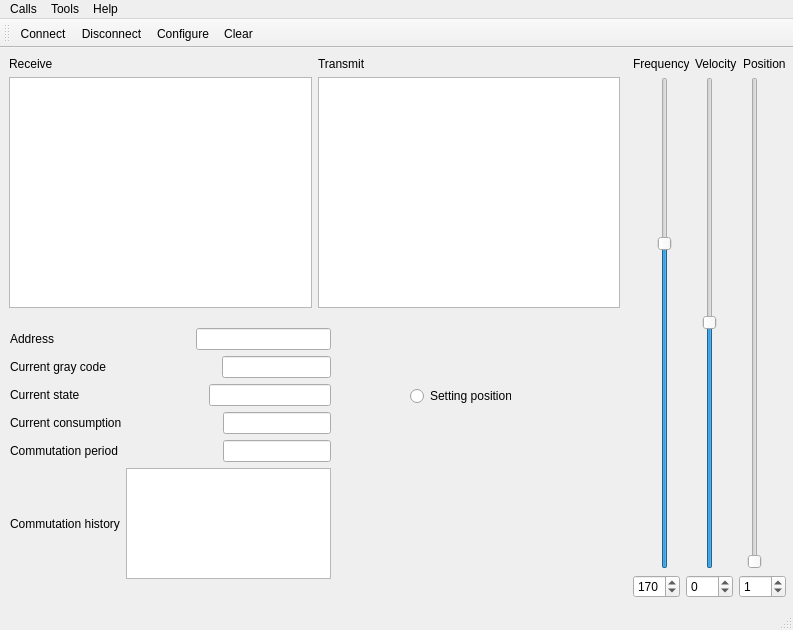
The window that mainwindow.ui (RunoVj/Terminal) describes before a commit, drawn with Qt 5.
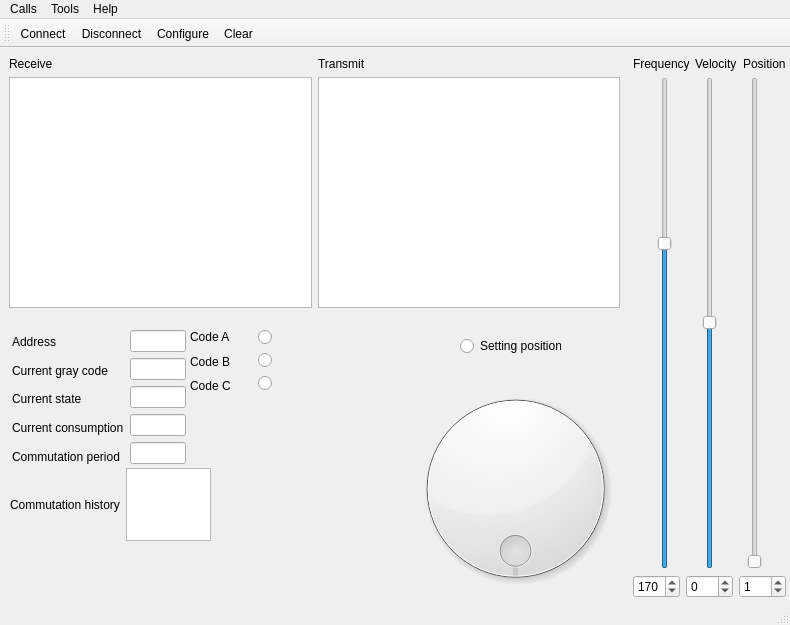
The same window after the commit. Icons and pictures are not drawn.

Commit message: Added gray code view and circular slider

The edit to the form file:
```diff
--- a/mainwindow.ui
+++ b/mainwindow.ui
@@ -6,13 +6,19 @@
    <rect>
     <x>0</x>
     <y>0</y>
-    <width>793</width>
-    <height>630</height>
+    <width>790</width>
+    <height>625</height>
    </rect>
   </property>
   <property name="windowTitle">
    <string>Terminal by Ilya Litik</string>
   </property>
+  <property name="toolButtonStyle">
+   <enum>Qt::ToolButtonIconOnly</enum>
+  </property>
+  <property name="documentMode">
+   <bool>false</bool>
+  </property>
   <widget class="QWidget" name="centralwidget">
    <widget class="QWidget" name="layoutWidget">
     <property name="geometry">
@@ -192,8 +198,8 @@
    <widget class="QRadioButton" name="radioButton">
     <property name="geometry">
      <rect>
-      <x>410</x>
-      <y>340</y>
+      <x>460</x>
+      <y>290</y>
       <width>101</width>
       <height>16</height>
      </rect>
@@ -202,18 +208,55 @@
      <string>Setting position</string>
     </property>
    </widget>
-   <widget class="QWidget" name="">
+   <widget class="QWidget" name="layoutWidget">
     <property name="geometry">
      <rect>
       <x>10</x>
-      <y>280</y>
-      <width>321</width>
-      <height>251</height>
+      <y>420</y>
+      <width>201</width>
+      <height>73</height>
      </rect>
     </property>
-    <layout class="QVBoxLayout" name="verticalLayout_3">
+    <layout class="QHBoxLayout" name="horizontalLayout_6">
      <item>
-      <layout class="QHBoxLayout" name="horizontalLayout_9">
+      <widget class="QLabel" name="label_History">
+       <property name="text">
+        <string>Commutation history</string>
+       </property>
+      </widget>
+     </item>
+     <item>
+      <spacer name="horizontalSpacer_CommutationPeriod_2">
+       <property name="orientation">
+        <enum>Qt::Horizontal</enum>
+       </property>
+       <property name="sizeHint" stdset="0">
+        <size>
+         <width>40</width>
+         <height>20</height>
+        </size>
+       </property>
+      </spacer>
+     </item>
+     <item>
+      <widget class="QPlainTextEdit" name="plainTextEditHistory"/>
+     </item>
+    </layout>
+   </widget>
+   <widget class="QWidget" name="layoutWidget">
+    <property name="geometry">
+     <rect>
+      <x>12</x>
+      <y>282</y>
+      <width>174</width>
+      <height>138</height>
+     </rect>
+    </property>
+    <layout class="QHBoxLayout" name="horizontalLayout_13">
+     <item>
+      <layout class="QVBoxLayout" name="verticalLayout_6">
+       <item>
+        <layout class="QHBoxLayout" name="horizontalLayout_12">
        <item>
         <widget class="QLabel" name="label_Address">
          <property name="text">
@@ -234,17 +277,10 @@
          </property>
         </spacer>
        </item>
-       <item>
-        <widget class="QLineEdit" name="lineEditAddress">
-         <property name="readOnly">
-          <bool>true</bool>
-         </property>
-        </widget>
-       </item>
       </layout>
      </item>
      <item>
-      <layout class="QHBoxLayout" name="horizontalLayout_6">
+        <layout class="QHBoxLayout" name="horizontalLayout_11">
        <item>
         <widget class="QLabel" name="label_GrayCode">
          <property name="text">
@@ -265,17 +301,10 @@
          </property>
         </spacer>
        </item>
-       <item>
-        <widget class="QLineEdit" name="lineEditGrayCode">
-         <property name="readOnly">
-          <bool>true</bool>
-         </property>
-        </widget>
-       </item>
       </layout>
      </item>
      <item>
-      <layout class="QHBoxLayout" name="horizontalLayout_7">
+        <layout class="QHBoxLayout" name="horizontalLayout_10">
        <item>
         <widget class="QLabel" name="label_State">
          <property name="text">
@@ -296,17 +325,10 @@
          </property>
         </spacer>
        </item>
-       <item>
-        <widget class="QLineEdit" name="lineEditState">
-         <property name="readOnly">
-          <bool>true</bool>
-         </property>
-        </widget>
-       </item>
       </layout>
      </item>
      <item>
-      <layout class="QHBoxLayout" name="horizontalLayout_11">
+        <layout class="QHBoxLayout" name="horizontalLayout_9">
        <item>
         <widget class="QLabel" name="label_Current">
          <property name="text">
@@ -327,20 +349,10 @@
          </property>
         </spacer>
        </item>
-       <item>
-        <widget class="QLineEdit" name="lineEditCurrent">
-         <property name="text">
-          <string/>
-         </property>
-         <property name="readOnly">
-          <bool>true</bool>
-         </property>
-        </widget>
-       </item>
       </layout>
      </item>
      <item>
-      <layout class="QHBoxLayout" name="horizontalLayout_10">
+        <layout class="QHBoxLayout" name="horizontalLayout_7">
        <item>
         <widget class="QLabel" name="label_CommutationPeriod">
          <property name="text">
@@ -361,6 +373,43 @@
          </property>
         </spacer>
        </item>
+        </layout>
+       </item>
+      </layout>
+     </item>
+     <item>
+      <layout class="QVBoxLayout" name="verticalLayout_3">
+       <item>
+        <widget class="QLineEdit" name="lineEditAddress">
+         <property name="readOnly">
+          <bool>true</bool>
+         </property>
+        </widget>
+       </item>
+       <item>
+        <widget class="QLineEdit" name="lineEditGrayCode">
+         <property name="readOnly">
+          <bool>true</bool>
+         </property>
+        </widget>
+       </item>
+       <item>
+        <widget class="QLineEdit" name="lineEditState">
+         <property name="readOnly">
+          <bool>true</bool>
+         </property>
+        </widget>
+       </item>
+       <item>
+        <widget class="QLineEdit" name="lineEditCurrent">
+         <property name="text">
+          <string/>
+         </property>
+         <property name="readOnly">
+          <bool>true</bool>
+         </property>
+        </widget>
+       </item>
        <item>
         <widget class="QLineEdit" name="lineEditCommutationPeriod">
          <property name="text">
@@ -373,42 +422,132 @@
        </item>
       </layout>
      </item>
+    </layout>
+   </widget>
+   <widget class="QWidget" name="layoutWidget">
+    <property name="geometry">
+     <rect>
+      <x>190</x>
+      <y>280</y>
+      <width>129</width>
+      <height>67</height>
+     </rect>
+    </property>
+    <layout class="QHBoxLayout" name="horizontalLayout_8">
      <item>
-      <layout class="QHBoxLayout" name="horizontalLayout_12">
+      <layout class="QVBoxLayout" name="verticalLayout_5">
        <item>
-        <widget class="QLabel" name="label_History">
+        <widget class="QLabel" name="labelSensorA">
          <property name="text">
-          <string>Commutation history</string>
+          <string>Code A</string>
          </property>
         </widget>
        </item>
        <item>
-        <spacer name="horizontalSpacer_CommutationPeriod_2">
-         <property name="orientation">
-          <enum>Qt::Horizontal</enum>
+        <widget class="QLabel" name="labelSensorB">
+         <property name="text">
+          <string>Code B</string>
          </property>
-         <property name="sizeHint" stdset="0">
-          <size>
-           <width>40</width>
-           <height>20</height>
-          </size>
+        </widget>
+       </item>
+       <item>
+        <widget class="QLabel" name="labelSensorC">
+         <property name="text">
+          <string>Code C</string>
          </property>
-        </spacer>
+        </widget>
        </item>
+      </layout>
+     </item>
        <item>
-        <widget class="QPlainTextEdit" name="plainTextEditHistory"/>
+      <layout class="QVBoxLayout" name="verticalLayout_4">
+       <item>
+        <widget class="QRadioButton" name="radioButtonSensorA">
+         <property name="acceptDrops">
+          <bool>false</bool>
+         </property>
+         <property name="text">
+          <string/>
+         </property>
+         <property name="checkable">
+          <bool>false</bool>
+         </property>
+         <property name="autoExclusive">
+          <bool>false</bool>
+         </property>
+        </widget>
        </item>
+       <item>
+        <widget class="QRadioButton" name="radioButtonSensorB">
+         <property name="mouseTracking">
+          <bool>false</bool>
+         </property>
+         <property name="text">
+          <string/>
+         </property>
+         <property name="checkable">
+          <bool>false</bool>
+         </property>
+         <property name="autoExclusive">
+          <bool>false</bool>
+         </property>
+        </widget>
+       </item>
+       <item>
+        <widget class="QRadioButton" name="radioButtonSensorC">
+         <property name="mouseTracking">
+          <bool>false</bool>
+         </property>
+         <property name="autoFillBackground">
+          <bool>false</bool>
+         </property>
+         <property name="text">
+          <string/>
+         </property>
+         <property name="checkable">
+          <bool>false</bool>
+         </property>
+         <property name="autoExclusive">
+          <bool>false</bool>
+         </property>
+        </widget>
+       </item>
       </layout>
      </item>
     </layout>
    </widget>
+   <widget class="QDial" name="dial">
+    <property name="geometry">
+     <rect>
+      <x>400</x>
+      <y>330</y>
+      <width>231</width>
+      <height>221</height>
+     </rect>
+    </property>
+    <property name="minimum">
+     <number>1</number>
+    </property>
+    <property name="maximum">
+     <number>6</number>
+    </property>
+    <property name="pageStep">
+     <number>1</number>
+    </property>
+    <property name="invertedControls">
+     <bool>false</bool>
+    </property>
+    <property name="wrapping">
+     <bool>true</bool>
+    </property>
+   </widget>
   </widget>
   <widget class="QMenuBar" name="menubar">
    <property name="geometry">
     <rect>
      <x>0</x>
      <y>0</y>
-     <width>793</width>
+     <width>790</width>
      <height>21</height>
     </rect>
    </property>
```
Left out of the diff: 71 changed lines with no effect on the pictures. Lines whose indentation alone changed are shown as unchanged. The commit also changes 1 other file.
